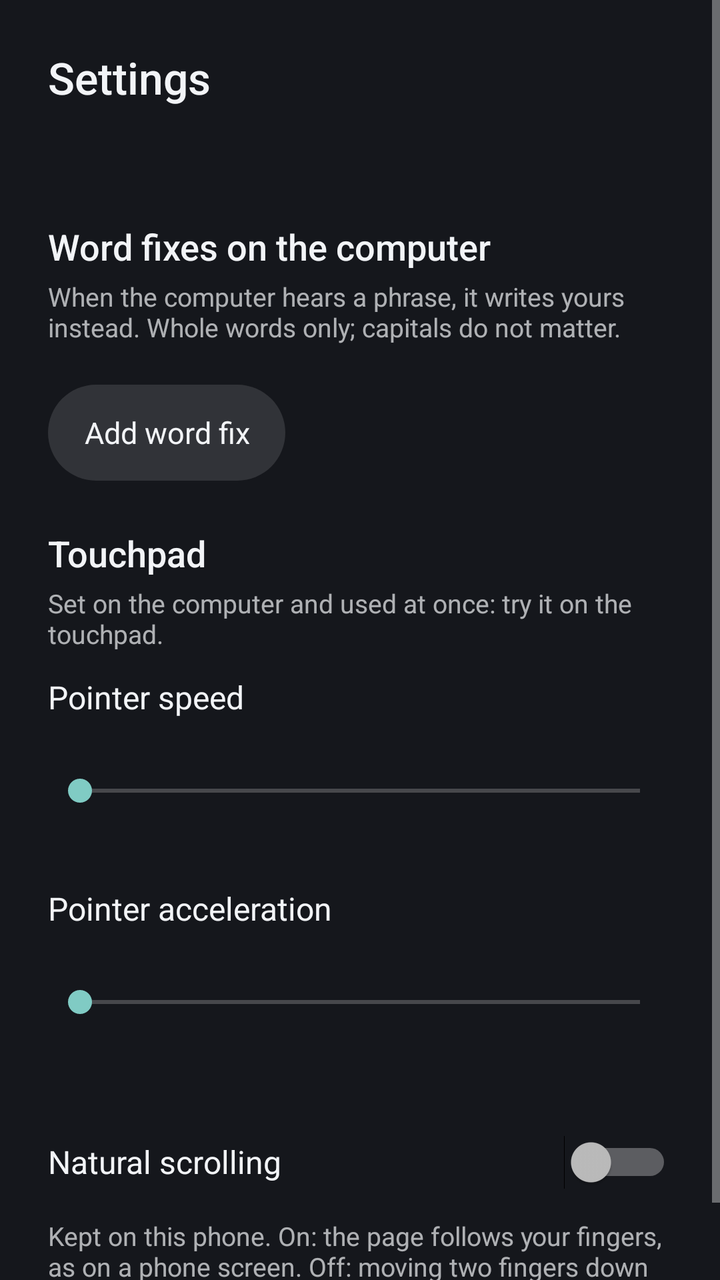
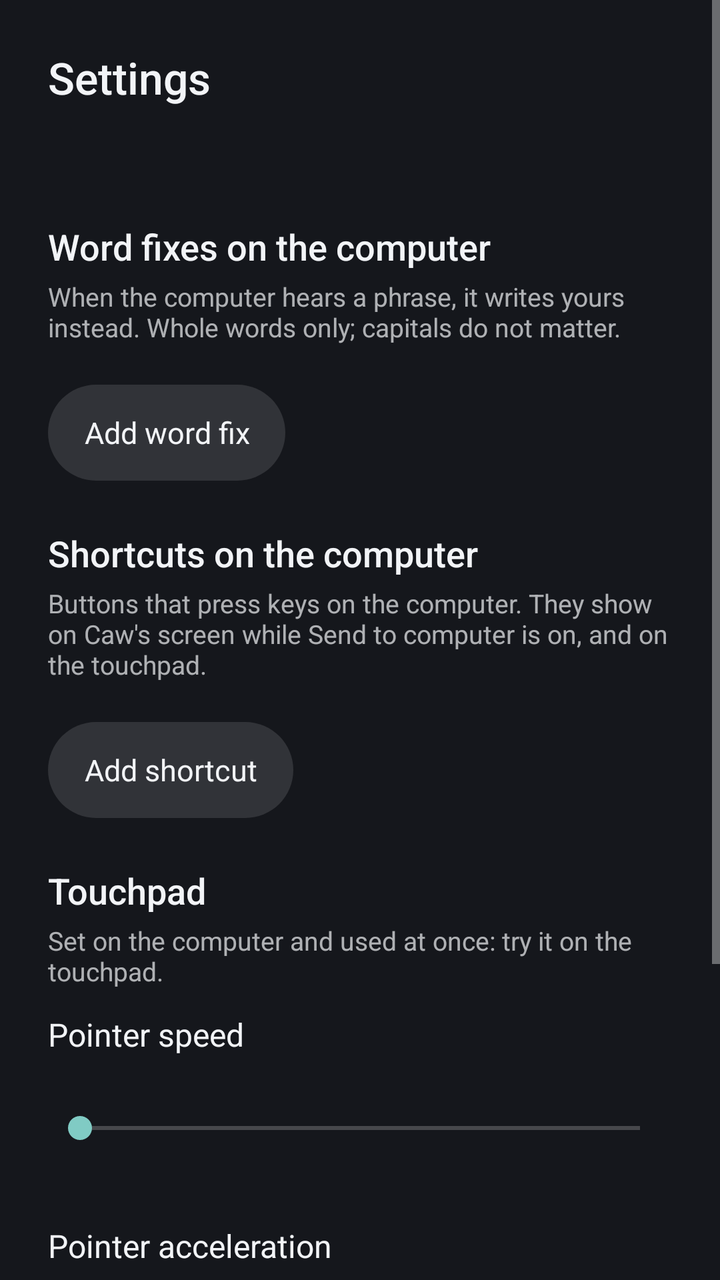

An Android layout rendered at two revisions. The XML below is the earlier revision; the diff shows what the commit changed to produce the second picture.
<!-- AndroidManifest.xml: activity theme android:Theme.Material.NoActionBar -->
<!-- res/layout/activity_settings.xml -->
<?xml version="1.0" encoding="utf-8"?>
<ScrollView xmlns:android="http://schemas.android.com/apk/res/android"
    android:layout_width="match_parent"
    android:layout_height="match_parent"
    android:background="@color/caw_backdrop"
    android:fillViewport="true"
    android:fitsSystemWindows="true">

    <LinearLayout
        android:layout_width="match_parent"
        android:layout_height="wrap_content"
        android:orientation="vertical"
        android:padding="24dp">

        <TextView
            android:layout_width="match_parent"
            android:layout_height="wrap_content"
            android:fontFamily="sans-serif-medium"
            android:text="@string/settings_title"
            android:textColor="@color/caw_text"
            android:textSize="22sp" />

        <TextView
            android:id="@+id/computer_line"
            android:layout_width="match_parent"
            android:layout_height="wrap_content"
            android:layout_marginTop="12dp"
            android:drawablePadding="8dp"
            android:textColor="@color/caw_text"
            android:textSize="16sp" />

        <TextView
            android:layout_width="match_parent"
            android:layout_height="wrap_content"
            android:layout_marginTop="24dp"
            android:fontFamily="sans-serif-medium"
            android:text="@string/settings_fixes_title"
            android:textColor="@color/caw_text"
            android:textSize="18sp" />
        <TextView
            android:layout_width="match_parent"
            android:layout_height="wrap_content"
            android:layout_marginTop="4dp"
            android:alpha="0.7"
            android:text="@string/settings_fixes_help"
            android:textColor="@color/caw_text"
            android:textSize="13sp" />

        
        <LinearLayout
            android:id="@+id/fix_list"
            android:layout_width="match_parent"
            android:layout_height="wrap_content"
            android:layout_marginTop="8dp"
            android:orientation="vertical" />

        <TextView
            android:id="@+id/fixes_empty"
            android:layout_width="match_parent"
            android:layout_height="wrap_content"
            android:layout_marginTop="8dp"
            android:alpha="0.7"
            android:text="@string/settings_fixes_empty"
            android:textColor="@color/caw_text"
            android:textSize="15sp"
            android:visibility="gone" />

        <TextView
            android:id="@+id/add_fix"
            style="@style/CawButton"
            android:layout_marginTop="12dp"
            android:text="@string/settings_fix_add" />
        <TextView
            android:id="@+id/fixes_status"
            android:layout_width="match_parent"
            android:layout_height="wrap_content"
            android:layout_marginTop="8dp"
            android:drawablePadding="8dp"
            android:textColor="@color/caw_text"
            android:textIsSelectable="true"
            android:textSize="14sp"
            android:visibility="gone" />

        <TextView
            android:layout_width="match_parent"
            android:layout_height="wrap_content"
            android:layout_marginTop="24dp"
            android:fontFamily="sans-serif-medium"
            android:text="@string/settings_touchpad_title"
            android:textColor="@color/caw_text"
            android:textSize="18sp" />
        <TextView
            android:layout_width="match_parent"
            android:layout_height="wrap_content"
            android:layout_marginTop="4dp"
            android:alpha="0.7"
            android:text="@string/settings_pointer_help"
            android:textColor="@color/caw_text"
            android:textSize="13sp" />
        <LinearLayout
            android:layout_width="match_parent"
            android:layout_height="wrap_content"
            android:layout_marginTop="12dp"
            android:orientation="horizontal">

            <TextView
                android:id="@+id/speed_label"
                android:layout_width="0dp"
                android:layout_height="wrap_content"
                android:layout_weight="1"
                android:text="@string/settings_speed"
                android:textColor="@color/caw_text"
                android:textSize="16sp" />

            <TextView
                android:id="@+id/speed_value"
                android:layout_width="wrap_content"
                android:layout_height="wrap_content"
                android:fontFamily="sans-serif-medium"
                android:textColor="@color/caw_text"
                android:textSize="16sp" />
        </LinearLayout>

        <SeekBar
            android:id="@+id/speed"
            android:layout_width="match_parent"
            android:layout_height="wrap_content"
            android:max="99"
            android:minHeight="48dp"
            android:paddingTop="12dp"
            android:paddingBottom="12dp" />
        <LinearLayout
            android:layout_width="match_parent"
            android:layout_height="wrap_content"
            android:layout_marginTop="12dp"
            android:orientation="horizontal">

            <TextView
                android:id="@+id/accel_label"
                android:layout_width="0dp"
                android:layout_height="wrap_content"
                android:layout_weight="1"
                android:text="@string/settings_accel"
                android:textColor="@color/caw_text"
                android:textSize="16sp" />

            <TextView
                android:id="@+id/accel_value"
                android:layout_width="wrap_content"
                android:layout_height="wrap_content"
                android:fontFamily="sans-serif-medium"
                android:textColor="@color/caw_text"
                android:textSize="16sp" />
        </LinearLayout>

        <SeekBar
            android:id="@+id/accel"
            android:layout_width="match_parent"
            android:layout_height="wrap_content"
            android:max="100"
            android:minHeight="48dp"
            android:paddingTop="12dp"
            android:paddingBottom="12dp" />
        <TextView
            android:id="@+id/pointer_status"
            android:layout_width="match_parent"
            android:layout_height="wrap_content"
            android:layout_marginTop="8dp"
            android:drawablePadding="8dp"
            android:textColor="@color/caw_text"
            android:textIsSelectable="true"
            android:textSize="14sp"
            android:visibility="gone" />

        <Switch
            android:id="@+id/natural_scrolling"
            android:layout_width="match_parent"
            android:layout_height="wrap_content"
            android:layout_marginTop="20dp"
            android:minHeight="48dp"
            android:text="@string/settings_natural"
            android:textColor="@color/caw_text"
            android:textSize="16sp" />
        <TextView
            android:layout_width="match_parent"
            android:layout_height="wrap_content"
            android:layout_marginTop="4dp"
            android:alpha="0.7"
            android:text="@string/settings_natural_help"
            android:textColor="@color/caw_text"
            android:textSize="13sp" />
    </LinearLayout>
</ScrollView>
<!-- resources referenced by this layout -->
<resources>
  <color name="caw_backdrop">#15171C</color>
  <color name="caw_text">#F2F4F7</color>
  <string name="settings_accel">Pointer acceleration</string>
  <string name="settings_fix_add">Add word fix</string>
  <string name="settings_fixes_empty">No word fixes yet.</string>
  <string name="settings_fixes_help">When the computer hears a phrase, it writes yours instead. Whole words only; capitals do not matter.</string>
  <string name="settings_fixes_title">Word fixes on the computer</string>
  <string name="settings_natural">Natural scrolling</string>
  <string name="settings_natural_help">Kept on this phone. On: the page follows your fingers, as on a phone screen. Off: moving two fingers down scrolls down, like a mouse wheel.</string>
  <string name="settings_pointer_help">Set on the computer and used at once: try it on the touchpad.</string>
  <string name="settings_speed">Pointer speed</string>
  <string name="settings_title">Settings</string>
  <string name="settings_touchpad_title">Touchpad</string>
  <style name="CawButton">
          <item name="android:layout_width">wrap_content</item>
          <item name="android:layout_height">wrap_content</item>
          <item name="android:background">@drawable/keyboard_button</item>
          <item name="android:gravity">center</item>
          <item name="android:minHeight">48dp</item>
          <item name="android:paddingStart">18dp</item>
          <item name="android:paddingEnd">18dp</item>
          <item name="android:textColor">@color/caw_text</item>
          <item name="android:textSize">15sp</item>
          <item name="android:clickable">true</item>
          <item name="android:focusable">true</item>
      </style>
  <!-- drawable keyboard_button (drawable) -->
  <?xml version="1.0" encoding="utf-8"?>
  <ripple xmlns:android="http://schemas.android.com/apk/res/android" android:color="#33FFFFFF">
      <item>
          <shape android:shape="rectangle">
              <solid android:color="#1FFFFFFF" />
              <corners android:radius="999dp" />
          </shape>
      </item>
  </ripple>
</resources>

<!-- the commit's change to res/layout/activity_settings.xml (unified diff, before → after) -->
@@ -86,6 +86,58 @@
             android:layout_height="wrap_content"
             android:layout_marginTop="24dp"
             android:fontFamily="sans-serif-medium"
+            android:text="@string/settings_shortcuts_title"
+            android:textColor="@color/caw_text"
+            android:textSize="18sp" />
+        <TextView
+            android:layout_width="match_parent"
+            android:layout_height="wrap_content"
+            android:layout_marginTop="4dp"
+            android:alpha="0.7"
+            android:text="@string/settings_shortcuts_help"
+            android:textColor="@color/caw_text"
+            android:textSize="13sp" />
+
+        
+        <LinearLayout
+            android:id="@+id/shortcut_list"
+            android:layout_width="match_parent"
+            android:layout_height="wrap_content"
+            android:layout_marginTop="8dp"
+            android:orientation="vertical" />
+
+        
+        <TextView
+            android:id="@+id/shortcuts_empty"
+            android:layout_width="match_parent"
+            android:layout_height="wrap_content"
+            android:layout_marginTop="8dp"
+            android:alpha="0.7"
+            android:textColor="@color/caw_text"
+            android:textSize="15sp"
+            android:visibility="gone" />
+
+        <TextView
+            android:id="@+id/add_shortcut"
+            style="@style/CawButton"
+            android:layout_marginTop="12dp"
+            android:text="@string/settings_shortcut_add" />
+        <TextView
+            android:id="@+id/shortcuts_status"
+            android:layout_width="match_parent"
+            android:layout_height="wrap_content"
+            android:layout_marginTop="8dp"
+            android:drawablePadding="8dp"
+            android:textColor="@color/caw_text"
+            android:textIsSelectable="true"
+            android:textSize="14sp"
+            android:visibility="gone" />
+
+        <TextView
+            android:layout_width="match_parent"
+            android:layout_height="wrap_content"
+            android:layout_marginTop="24dp"
+            android:fontFamily="sans-serif-medium"
             android:text="@string/settings_touchpad_title"
             android:textColor="@color/caw_text"
             android:textSize="18sp" />
<!-- resource entries referenced after the edit -->
@@ -10,6 +10,9 @@
   <string name="settings_natural">Natural scrolling</string>
   <string name="settings_natural_help">Kept on this phone. On: the page follows your fingers, as on a phone screen. Off: moving two fingers down scrolls down, like a mouse wheel.</string>
   <string name="settings_pointer_help">Set on the computer and used at once: try it on the touchpad.</string>
+  <string name="settings_shortcut_add">Add shortcut</string>
+  <string name="settings_shortcuts_help">Buttons that press keys on the computer. They show on Caw\'s screen while Send to computer is on, and on the touchpad.</string>
+  <string name="settings_shortcuts_title">Shortcuts on the computer</string>
   <string name="settings_speed">Pointer speed</string>
   <string name="settings_title">Settings</string>
   <string name="settings_touchpad_title">Touchpad</string>
